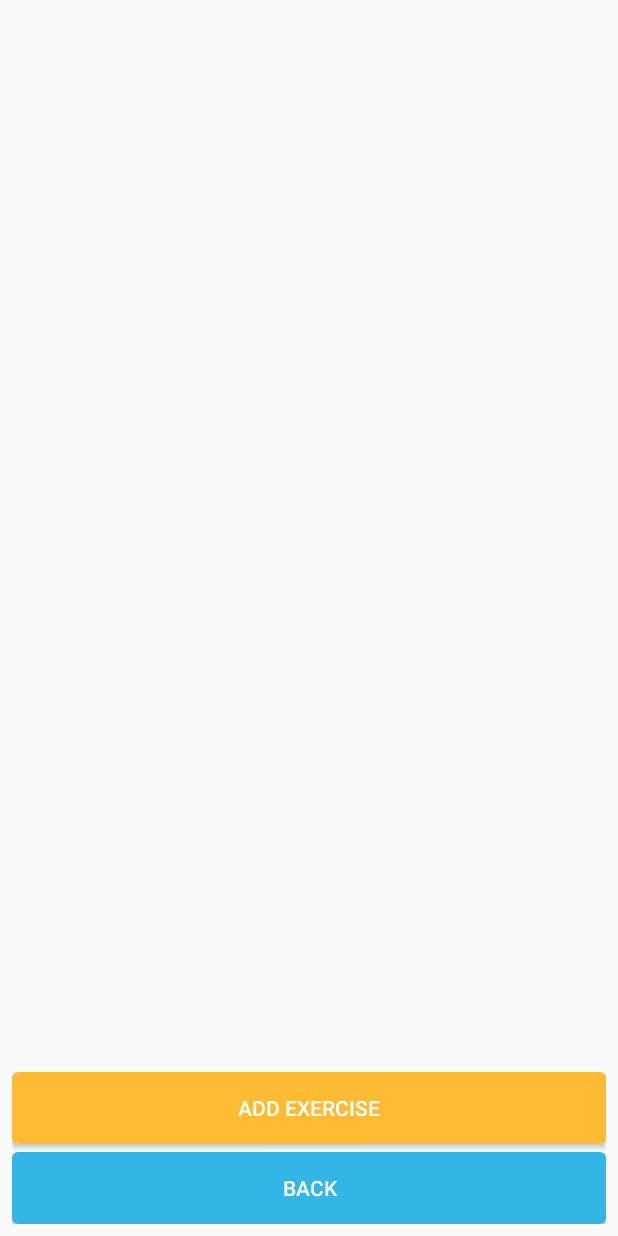
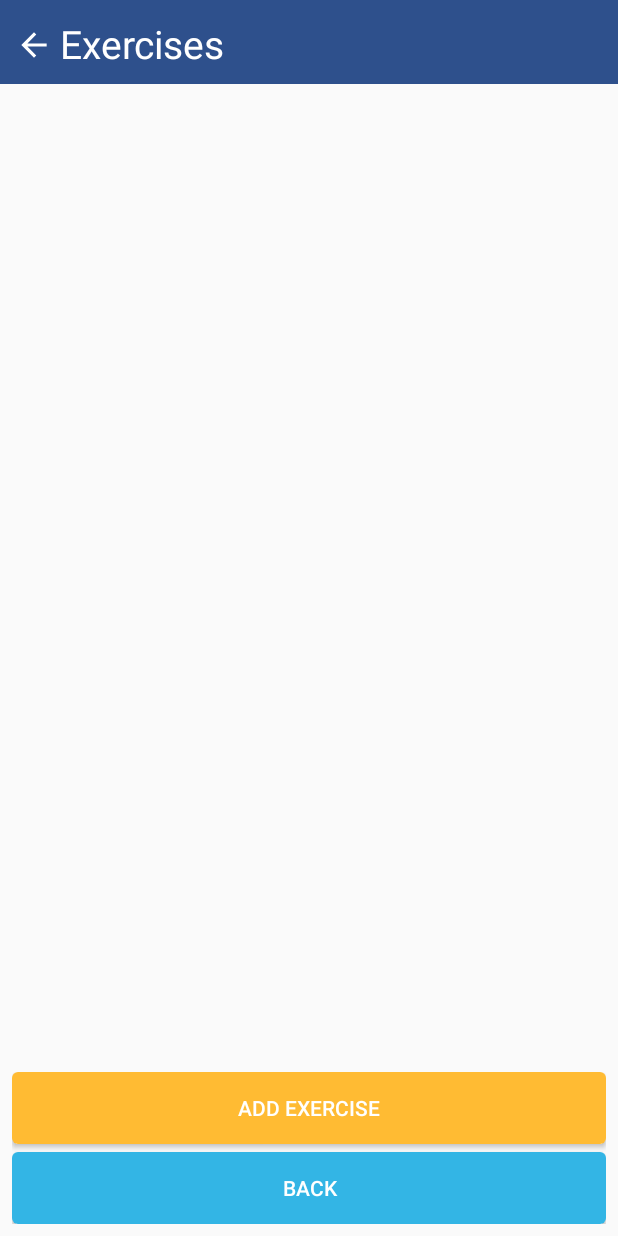
Before and after one commit to ziming9/FitnessApp, an Android app: the PlanExercisesActivity screen opened directly, with no data from a screen before it, on a phone screen of 412 x 824 dp. Run offline under Robolectric (Android 15) with nearby library versions, the phone set to English and light mode, and no system bars.

Commit message:
fragment page with back button, workout out plan style, workout reps/max style

```diff
--- /dev/null
+++ b/app/src/main/res/drawable/ic_arrow_back_black_24dp.xml
@@ -0,0 +1,5 @@
+<vector android:height="24dp" android:tint="#FFFFFF"
+    android:viewportHeight="24.0" android:viewportWidth="24.0"
+    android:width="24dp" xmlns:android="http://schemas.android.com/apk/res/android">
+    <path android:fillColor="#FF000000" android:pathData="M20,11H7.83l5.59,-5.59L12,4l-8,8 8,8 1.41,-1.41L7.83,13H20v-2z"/>
+</vector>
--- /dev/null
+++ b/app/src/main/res/drawable/ic_arrow_back_white_24dp.xml
@@ -0,0 +1,5 @@
+<vector android:height="24dp" android:tint="#FFFFFF"
+    android:viewportHeight="24.0" android:viewportWidth="24.0"
+    android:width="24dp" xmlns:android="http://schemas.android.com/apk/res/android">
+    <path android:fillColor="#FF000000" android:pathData="M20,11H7.83l5.59,-5.59L12,4l-8,8 8,8 1.41,-1.41L7.83,13H20v-2z"/>
+</vector>
--- a/app/src/main/res/layout/activity_plan_exercises.xml
+++ b/app/src/main/res/layout/activity_plan_exercises.xml
@@ -6,6 +6,36 @@
     android:layout_height="match_parent"
     tools:context=".View.PlanExercisesActivity"
     android:orientation="vertical">
+    <RelativeLayout
+        android:layout_width="match_parent"
+        android:layout_height="56dp"
+        android:background="@color/colorPrimary"
+        >
+
+        <ImageView
+            android:id="@+id/toolbarButton"
+            android:layout_marginLeft="10dp"
+            android:layout_marginTop="10dp"
+            android:layout_width="25dp"
+            android:layout_height="40dp"
+            android:src="@drawable/ic_arrow_back_white_24dp"
+            android:onClick="goBack"
+            />
+        <TextView
+            android:layout_width="wrap_content"
+            android:layout_height="wrap_content"
+            android:text="Exercises"
+            android:textSize="26dp"
+            android:textColor="#FFFFFF"
+            android:layout_marginLeft="40dp"
+            android:layout_marginTop="5dp"
+            android:textAppearance="?android:attr/textAppearanceListItemSmall"
+            android:gravity="center_vertical"
+            android:background="?android:attr/activatedBackgroundIndicator"
+            android:minHeight="?android:attr/listPreferredItemHeightSmall"/>
+
+    </RelativeLayout>
+
 
     <FrameLayout
         android:id="@+id/add_fragment_container"
--- a/app/src/main/res/layout/exercise_toolbar_layout.xml
+++ b/app/src/main/res/layout/exercise_toolbar_layout.xml
@@ -1,8 +1,7 @@
 <?xml version="1.0" encoding="utf-8"?>
 <android.support.v7.widget.Toolbar xmlns:android="http://schemas.android.com/apk/res/android"
     android:layout_width="match_parent"
-    android:layout_height="175dp"
-    xmlns:app="http://schemas.android.com/apk/res-auto"
+    android:layout_height="50dp"
     android:background="@color/colorPrimary"
     android:elevation="4dp"
     android:theme="@style/ThemeOverlay.AppCompat.Dark.ActionBar"
@@ -14,10 +13,9 @@
         android:layout_height="wrap_content"
         android:text="Exercise"
         android:textColor="@color/colorWhite"
-        android:textSize="30dp"
+        android:textSize="26dp"
         android:textAppearance="?android:attr/textAppearanceListItemSmall"
         android:gravity="center_vertical"
-        android:paddingStart="?android:attr/listPreferredItemPaddingStart"
         android:paddingEnd="?android:attr/listPreferredItemPaddingEnd"
         android:background="?android:attr/activatedBackgroundIndicator"
         android:minHeight="?android:attr/listPreferredItemHeightSmall"/>
```
Also changed, not shown: app/src/main/java/com/example/myapplication/View/ExerciseLogActivity.java (+3 -6 lines), app/src/main/java/com/example/myapplication/View/NewWorkoutActivity.java (+7 -3 lines), app/src/main/res/layout/activity_exercise_log.xml (+7 -7 lines), app/src/main/res/layout/exerciselist_item.xml (+8 -6 lines), app/src/main/res/layout/newplan_activity.xml (+23 -8 lines).
